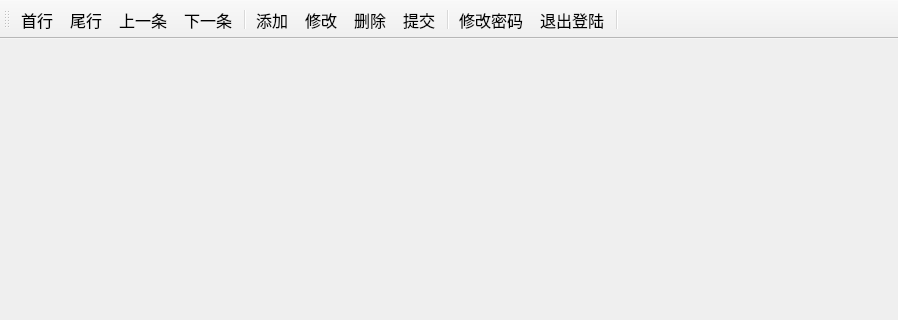
First picture: the form in MainWindow.ui, repository zy98/LibraryManagement, before the edit; both pictures show x 0 to 898 and y 0 to 320 of the 898 by 624 pixel window.
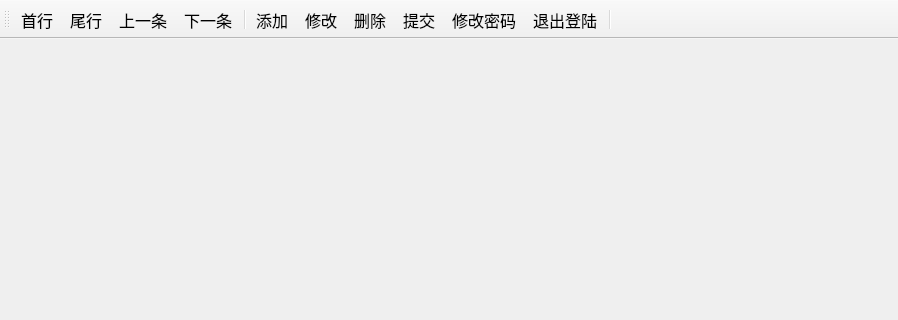
Second picture: the form after the edit.

What changed in the file:
```diff
--- a/MainWindow.ui
+++ b/MainWindow.ui
@@ -38,7 +38,6 @@
    <addaction name="actionChangeItem"/>
    <addaction name="actionDeleteItem"/>
    <addaction name="actionSubmit"/>
-   <addaction name="separator"/>
    <addaction name="actionChangePwd"/>
    <addaction name="actionExit"/>
    <addaction name="separator"/>
```
